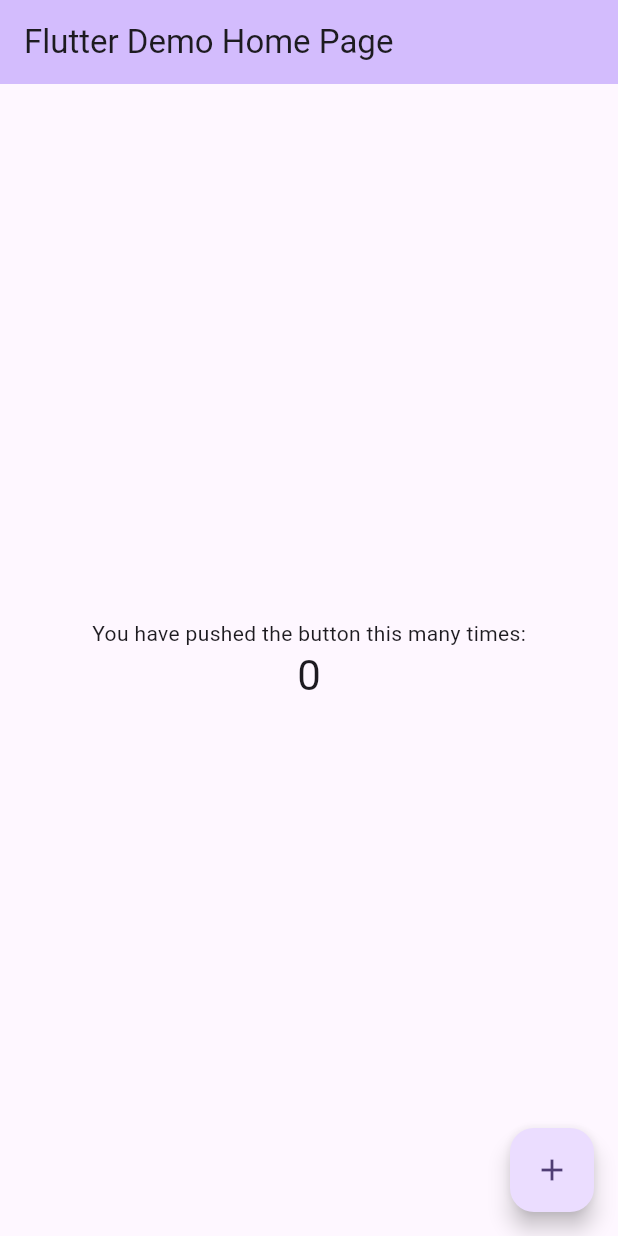
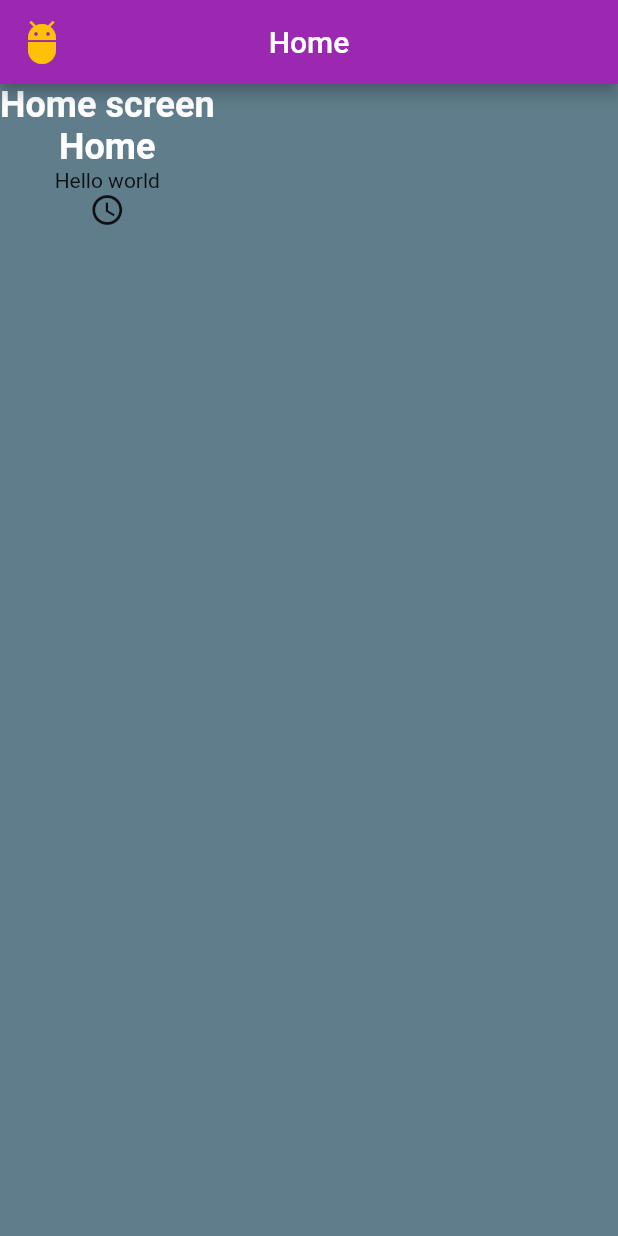
Before and after one commit to RafatMeraz/ostad_flutter_batch_four, a Flutter app: the screen it shows after launch, on a phone screen of 412 x 824 dp. Run offline on Flutter 3.47's test engine with Material 2 defaults, Android fonts, the phone set to English and light mode, and no system bars.

Commit message:
module 5 class 2 - hello world app has been added

```diff
--- a/live_class_project/lib/main.dart
+++ b/live_class_project/lib/main.dart
@@ -1,125 +1,55 @@
 import 'package:flutter/material.dart';
 
 void main() {
-  runApp(const MyApp());
+  // give me some widget
+  runApp(MyApp());
 }
 
+// Hot reload => ctl + s
+// Hot restart => ctl + shift + \
+
 class MyApp extends StatelessWidget {
-  const MyApp({super.key});
-
-  // This widget is the root of your application.
   @override
   Widget build(BuildContext context) {
     return MaterialApp(
-      title: 'Flutter Demo',
-      theme: ThemeData(
-        // This is the theme of your application.
-        //
-        // TRY THIS: Try running your application with "flutter run". You'll see
-        // the application has a blue toolbar. Then, without quitting the app,
-        // try changing the seedColor in the colorScheme below to Colors.green
-        // and then invoke "hot reload" (save your changes or press the "hot
-        // reload" button in a Flutter-supported IDE, or press "r" if you used
-        // the command line to start the app).
-        //
-        // Notice that the counter didn't reset back to zero; the application
-        // state is not lost during the reload. To reset the state, use hot
-        // restart instead.
-        //
-        // This works for code too, not just values: Most code changes can be
-        // tested with just a hot reload.
-        colorScheme: ColorScheme.fromSeed(seedColor: Colors.deepPurple),
-        useMaterial3: true,
-      ),
-      home: const MyHomePage(title: 'Flutter Demo Home Page'),
+      debugShowCheckedModeBanner: true,
+      home: HomeScreen(),
+      title: 'Ostad app',
     );
   }
 }
 
-class MyHomePage extends StatefulWidget {
-  const MyHomePage({super.key, required this.title});
-
-  // This widget is the home page of your application. It is stateful, meaning
-  // that it has a State object (defined below) that contains fields that affect
-  // how it looks.
-
-  // This class is the configuration for the state. It holds the values (in this
-  // case the title) provided by the parent (in this case the App widget) and
-  // used by the build method of the State. Fields in a Widget subclass are
-  // always marked "final".
-
-  final String title;
-
-  @override
-  State<MyHomePage> createState() => _MyHomePageState();
-}
-
-class _MyHomePageState extends State<MyHomePage> {
-  int _counter = 0;
-
-  void _incrementCounter() {
-    setState(() {
-      // This call to setState tells the Flutter framework that something has
-      // changed in this State, which causes it to rerun the build method below
-      // so that the display can reflect the updated values. If we changed
-      // _counter without calling setState(), then the build method would not be
-      // called again, and so nothing would appear to happen.
-      _counter++;
-    });
-  }
-
+class HomeScreen extends StatelessWidget {
   @override
   Widget build(BuildContext context) {
-    // This method is rerun every time setState is called, for instance as done
-    // by the _incrementCounter method above.
-    //
-    // The Flutter framework has been optimized to make rerunning build methods
-    // fast, so that you can just rebuild anything that needs updating rather
-    // than having to individually change instances of widgets.
     return Scaffold(
+      backgroundColor: Colors.blueGrey,
       appBar: AppBar(
-        // TRY THIS: Try changing the color here to a specific color (to
-        // Colors.amber, perhaps?) and trigger a hot reload to see the AppBar
-        // change color while the other colors stay the same.
-        backgroundColor: Theme.of(context).colorScheme.inversePrimary,
-        // Here we take the value from the MyHomePage object that was created by
-        // the App.build method, and use it to set our appbar title.
-        title: Text(widget.title),
-      ),
-      body: Center(
-        // Center is a layout widget. It takes a single child and positions it
-        // in the middle of the parent.
-        child: Column(
-          // Column is also a layout widget. It takes a list of children and
-          // arranges them vertically. By default, it sizes itself to fit its
-          // children horizontally, and tries to be as tall as its parent.
-          //
-          // Column has various properties to control how it sizes itself and
-          // how it positions its children. Here we use mainAxisAlignment to
-          // center the children vertically; the main axis here is the vertical
-          // axis because Columns are vertical (the cross axis would be
-          // horizontal).
-          //
-          // TRY THIS: Invoke "debug painting" (choose the "Toggle Debug Paint"
-          // action in the IDE, or press "p" in the console), to see the
-          // wireframe for each widget.
-          mainAxisAlignment: MainAxisAlignment.center,
-          children: <Widget>[
-            const Text(
-              'You have pushed the button this many times:',
-            ),
-            Text(
-              '$_counter',
-              style: Theme.of(context).textTheme.headlineMedium,
-            ),
-          ],
+        backgroundColor: Colors.purple,
+        centerTitle: true,
+        title: Text('Home'),
+        leading: Icon(
+          Icons.adb_rounded,
+          color: Colors.amber,
+          size: 32,
         ),
       ),
-      floatingActionButton: FloatingActionButton(
-        onPressed: _incrementCounter,
-        tooltip: 'Increment',
-        child: const Icon(Icons.add),
-      ), // This trailing comma makes auto-formatting nicer for build methods.
+      body: Column(
+        children: [
+          Text(
+            'Home screen',
+            style: TextStyle(
+                color: Colors.white, fontSize: 24, fontWeight: FontWeight.bold),
+          ),
+          Text(
+            'Home',
+            style: TextStyle(
+                color: Colors.white, fontSize: 24, fontWeight: FontWeight.bold),
+          ),
+          Text('Hello world'),
+          Icon(Icons.access_time_outlined),
+        ],
+      ),
     );
   }
 }
```
